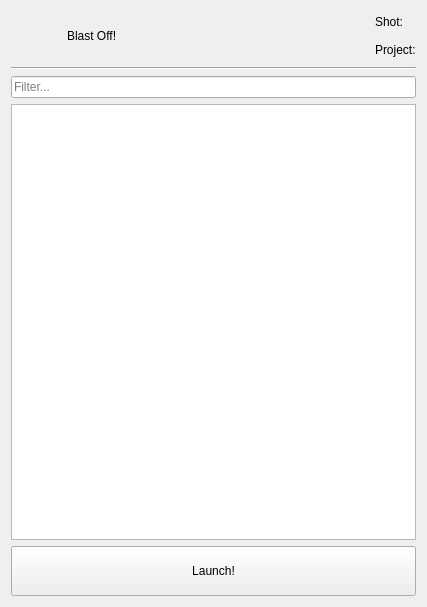
Before: the Qt Designer form mainwindow.ui in github11/BlastOff, drawn with Qt 5.
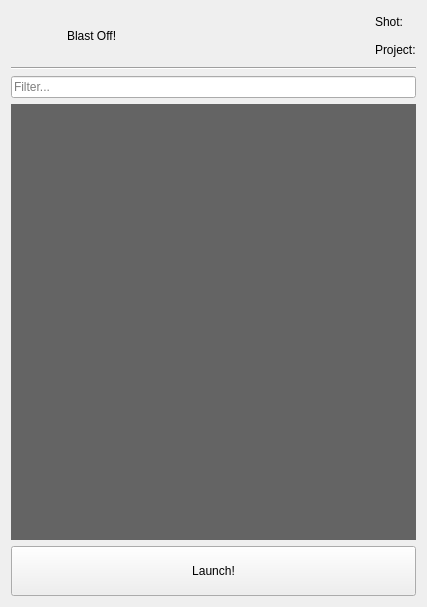
After: the same form once the commit is applied. Icons and pictures are not drawn.

```diff
--- a/mainwindow.ui
+++ b/mainwindow.ui
@@ -23,6 +23,11 @@
 }</string>
   </property>
   <widget class="QWidget" name="centralWidget">
+   <property name="styleSheet">
+    <string notr="true">#WigList{
+background: rgb(100,100,100);
+}</string>
+   </property>
    <layout class="QVBoxLayout" name="verticalLayout">
     <item>
      <layout class="QHBoxLayout" name="horizontalLayout">
@@ -97,7 +102,14 @@
      </widget>
     </item>
     <item>
-     <widget class="QListWidget" name="listWidget"/>
+     <widget class="QWidget" name="WigList" native="true">
+      <property name="sizePolicy">
+       <sizepolicy hsizetype="Preferred" vsizetype="Expanding">
+        <horstretch>0</horstretch>
+        <verstretch>0</verstretch>
+       </sizepolicy>
+      </property>
+     </widget>
     </item>
     <item>
      <widget class="QPushButton" name="pushButton">
```
